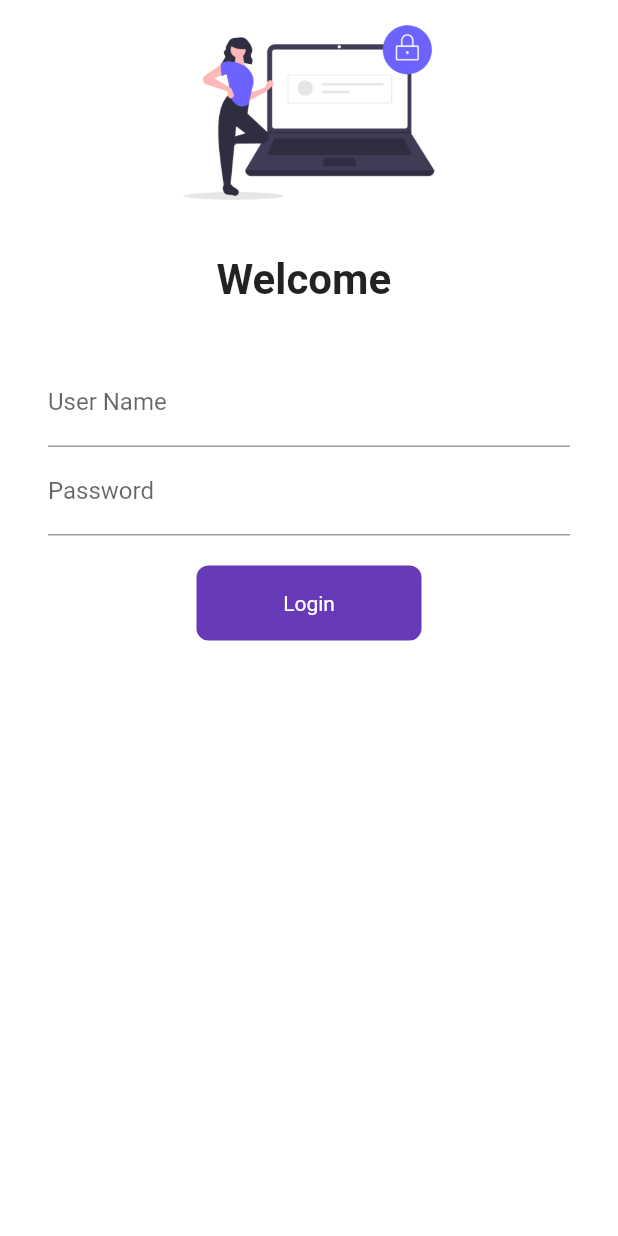
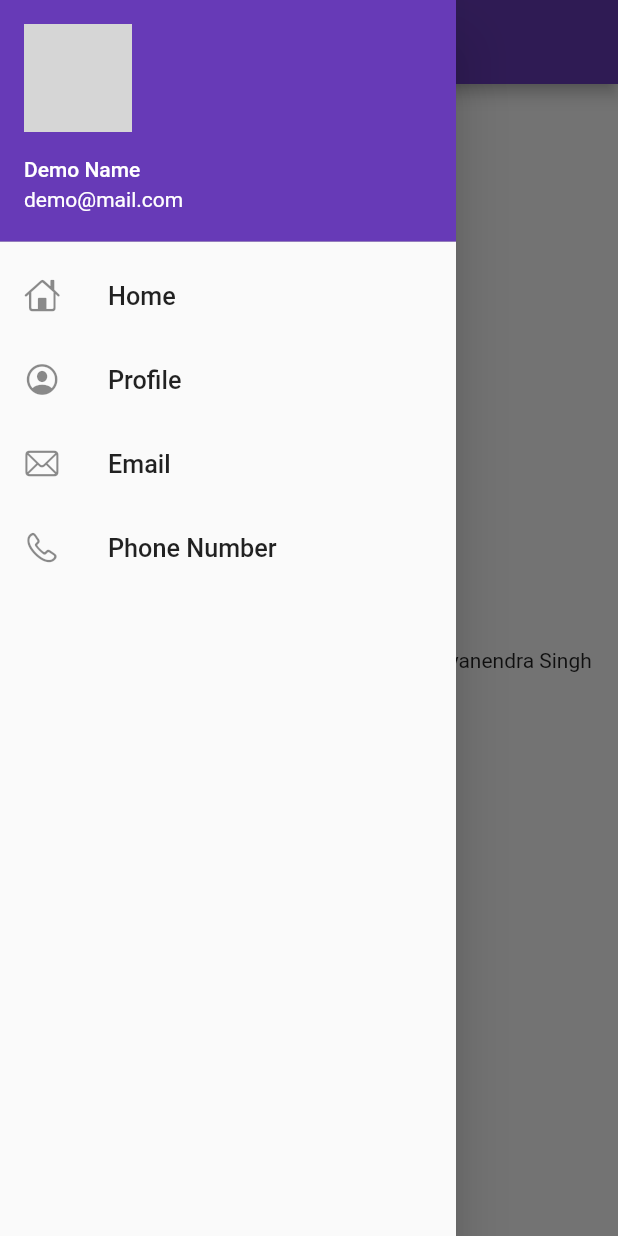
Before and after one commit to gyanendrarathour/30DaysOfFlutter, a Flutter app: the screen it shows after launch, with the side drawer open (before the commit the screen has no drawer), on a phone screen of 412 x 824 dp. Run offline on Flutter 3.47's test engine with Material 2 defaults, Android fonts, the phone set to English and light mode, and no system bars; our stand-ins replace google_fonts; network calls fail; grey boxes are pictures that could not be loaded.

Commit message:
Day 9 Completed

```diff
--- a/lib/main.dart
+++ b/lib/main.dart
@@ -22,6 +22,7 @@ class MyApp extends StatelessWidget {
         // fontFamily: GoogleFonts.lato().fontFamily
       ),
       darkTheme: ThemeData(brightness: Brightness.dark),
+      initialRoute: MyRoutes.homeRoute,
       routes: {
         '/': (context) => const LoginPage(),
         MyRoutes.homeRoute: (context) => const HomePage(),
--- a/lib/pages/home_page.dart
+++ b/lib/pages/home_page.dart
@@ -1,4 +1,5 @@
 import 'package:flutter/material.dart';
+import 'package:flutter_catalog/widgets/drawer.dart';
 
 class HomePage extends StatelessWidget {
   const HomePage({super.key});
@@ -11,7 +12,7 @@ class HomePage extends StatelessWidget {
         title: const Text('Calalog App'),
       ),
       body: Center(child: Text('Welcome to Home Demo Page designed by $name')),
-      drawer: const Drawer(),
+      drawer: const MyDrawer(),
     );
   }
 }
--- /dev/null
+++ b/lib/widgets/drawer.dart
@@ -0,0 +1,56 @@
+import 'package:flutter/cupertino.dart';
+import 'package:flutter/material.dart';
+
+class MyDrawer extends StatelessWidget {
+  const MyDrawer({super.key});
+
+  @override
+  Widget build(BuildContext context) {
+    String imageUrl =
+        'https://media.istockphoto.com/photos/millennial-male-team-leader-organize-virtual-workshop-with-employees-picture-id1300972574?k=20&m=1300972574&s=170667a&w=0&h=gqOEm96x85QEVJxkgdwbSpmCG1c6XS_l-9amLtuIjFE=';
+    return Drawer(
+      child: ListView(
+        children: [
+          DrawerHeader(
+              padding: EdgeInsets.zero,
+              child: UserAccountsDrawerHeader(
+                margin: EdgeInsets.zero,
+                accountName: const Text('Demo Name'),
+                accountEmail: const Text('demo@mail.com'),
+                currentAccountPicture: CircleAvatar(
+                  backgroundImage: NetworkImage(imageUrl),
+                ),
+              )),
+          const ListTile(
+            leading: Icon(CupertinoIcons.home),
+            title: Text(
+              'Home',
+              textScaleFactor: 1.2,
+            ),
+          ),
+          const ListTile(
+            leading: Icon(CupertinoIcons.profile_circled),
+            title: Text(
+              'Profile',
+              textScaleFactor: 1.2,
+            ),
+          ),
+          const ListTile(
+            leading: Icon(CupertinoIcons.mail),
+            title: Text(
+              'Email',
+              textScaleFactor: 1.2,
+            ),
+          ),
+          const ListTile(
+            leading: Icon(CupertinoIcons.phone),
+            title: Text(
+              'Phone Number',
+              textScaleFactor: 1.2,
+            ),
+          ),
+        ],
+      ),
+    );
+  }
+}
```
